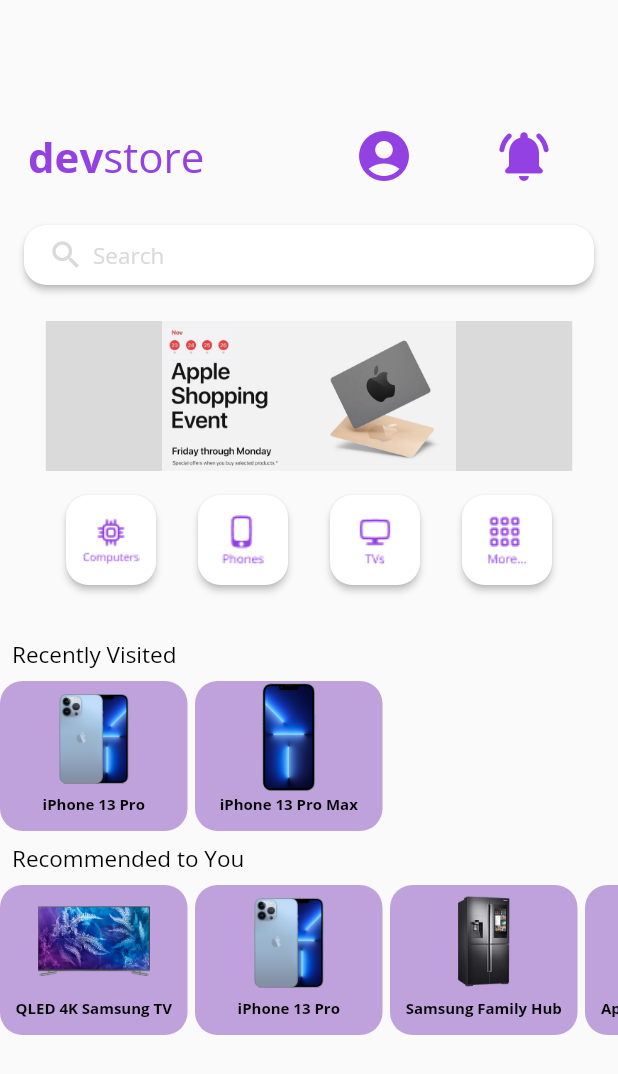
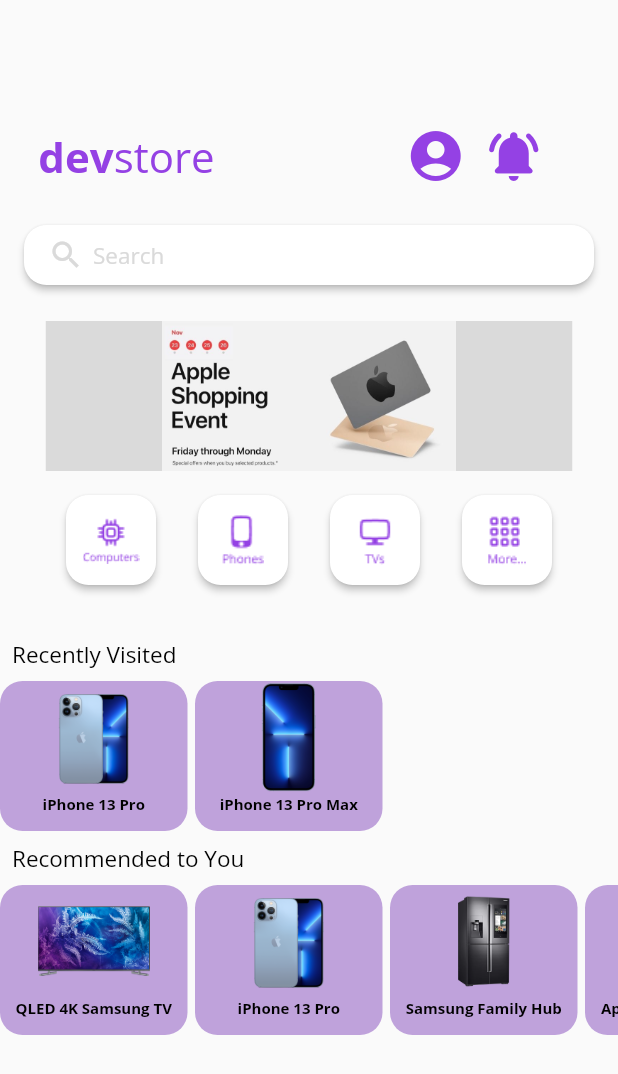
Before and after one commit to berketuranlioglu/devstore_project, a Flutter app: the FeedView screen opened by its route, on a phone screen of 412 x 824 dp. Shown: the top 1074 px of the screen. Run offline on Flutter 3.47's test engine with Material 2 defaults, Android fonts, the light colour scheme and no system bars; our stand-ins replace cloud_firestore, email_validator, firebase_analytics, firebase_auth, firebase_core, firebase_crashlytics and 6 more; missing offline and left inert: stacked_firebase_auth; accounts and stored records are empty.

Commit message:
profile notification button correction

```diff
--- a/lib/routes/feed.dart
+++ b/lib/routes/feed.dart
@@ -58,6 +58,9 @@
                     textAlign: TextAlign.center,
                   ),
                   const SizedBox(width: 65.0),
+                  Wrap(
+                    spacing: -36.0,
+                    children: [
                       FlatButton(
                         onPressed: () => {
                           pushNewScreen(context, screen: Profile()),
@@ -77,6 +80,8 @@
                           color: AppColors.primaryColor,
                           size: 40,
                         ),
+                      ),
+                    ],
                   ),
                 ],
               ),
```
Lines whose indentation alone changed are shown as unchanged.
